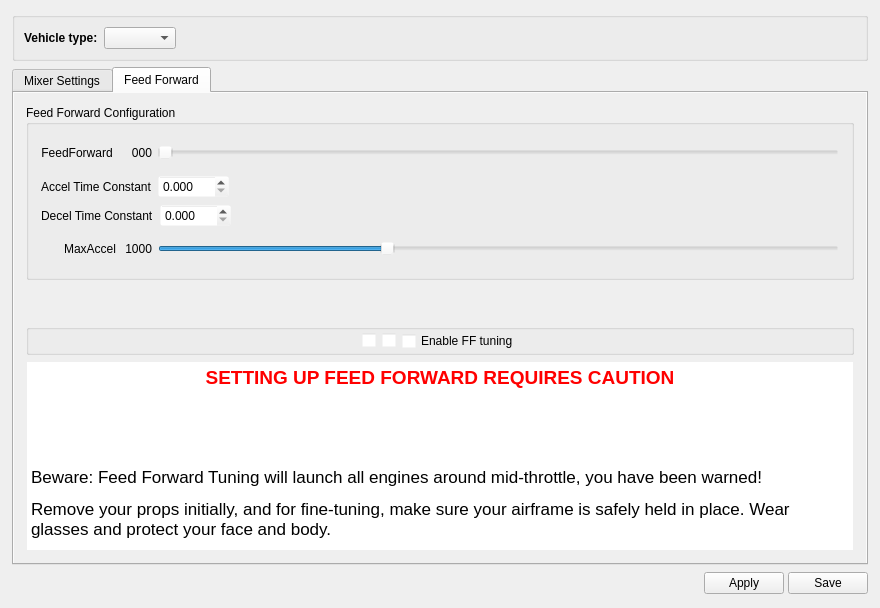
Qt form ground/openpilotgcs/src/plugins/config/airframe.ui (openpilot/OpenPilot) before a commit.
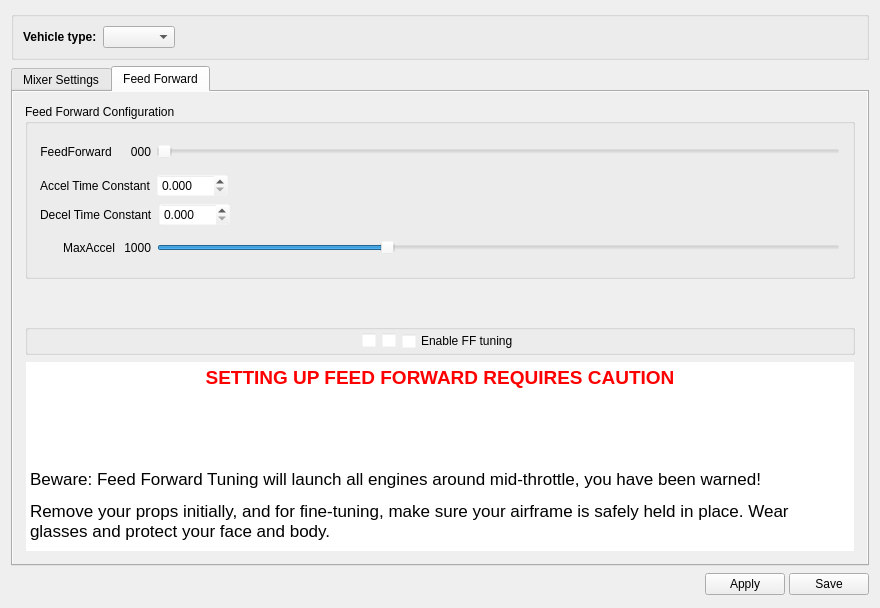
The same form after that commit. The open tabs and pages were chosen to show the change. Icons and pictures are not drawn.

The edit to the form file:
```diff
--- a/ground/openpilotgcs/src/plugins/config/airframe.ui
+++ b/ground/openpilotgcs/src/plugins/config/airframe.ui
@@ -14,9 +14,6 @@
    <string>Form</string>
   </property>
   <layout class="QVBoxLayout" name="verticalLayout_10">
-   <property name="margin">
-    <number>12</number>
-   </property>
    <item>
     <widget class="QGroupBox" name="vehicleTypeGroupBox">
      <property name="sizePolicy">
@@ -327,8 +324,8 @@
            <rect>
             <x>0</x>
             <y>0</y>
-            <width>223</width>
-            <height>269</height>
+            <width>275</width>
+            <height>309</height>
            </rect>
           </property>
           <layout class="QVBoxLayout" name="verticalLayout_18">
@@ -711,12 +708,12 @@
               <string>&lt;!DOCTYPE HTML PUBLIC &quot;-//W3C//DTD HTML 4.0//EN&quot; &quot;http://www.w3.org/TR/REC-html40/strict.dtd&quot;&gt;
 &lt;html&gt;&lt;head&gt;&lt;meta name=&quot;qrichtext&quot; content=&quot;1&quot; /&gt;&lt;style type=&quot;text/css&quot;&gt;
 p, li { white-space: pre-wrap; }
-&lt;/style&gt;&lt;/head&gt;&lt;body style=&quot; font-family:'MS Shell Dlg 2'; font-size:8.25pt; font-weight:400; font-style:normal;&quot;&gt;
+&lt;/style&gt;&lt;/head&gt;&lt;body style=&quot; font-family:'Sans Serif'; font-size:9pt; font-weight:400; font-style:normal;&quot;&gt;
 &lt;table border=&quot;0&quot; style=&quot;-qt-table-type: root; margin-top:4px; margin-bottom:4px; margin-left:4px; margin-right:4px;&quot;&gt;
 &lt;tr&gt;
 &lt;td style=&quot;border: none;&quot;&gt;
 &lt;p align=&quot;center&quot; style=&quot; margin-top:0px; margin-bottom:0px; margin-left:0px; margin-right:0px; -qt-block-indent:0; text-indent:0px;&quot;&gt;&lt;span style=&quot; font-family:'Ubuntu'; font-size:14pt; font-weight:600; color:#ff0000;&quot;&gt;SETTING UP FEED FORWARD REQUIRES CAUTION&lt;/span&gt;&lt;/p&gt;
-&lt;p style=&quot;-qt-paragraph-type:empty; margin-top:0px; margin-bottom:0px; margin-left:0px; margin-right:0px; -qt-block-indent:0; text-indent:0px; font-family:'Ubuntu'; font-size:11pt;&quot;&gt;&lt;/p&gt;
+&lt;p style=&quot;-qt-paragraph-type:empty; margin-top:0px; margin-bottom:0px; margin-left:0px; margin-right:0px; -qt-block-indent:0; text-indent:0px; font-family:'Ubuntu'; font-size:11pt;&quot;&gt;&lt;br /&gt;&lt;/p&gt;
 &lt;p style=&quot; margin-top:0px; margin-bottom:0px; margin-left:0px; margin-right:0px; -qt-block-indent:0; text-indent:0px;&quot;&gt;&lt;span style=&quot; font-family:'Ubuntu'; font-size:11pt;&quot;&gt;&lt;br /&gt;&lt;/span&gt;&lt;/p&gt;
 &lt;p style=&quot; margin-top:0px; margin-bottom:0px; margin-left:0px; margin-right:0px; -qt-block-indent:0; text-indent:0px;&quot;&gt;&lt;span style=&quot; font-family:'Ubuntu'; font-size:11pt;&quot;&gt;&lt;br /&gt;&lt;/span&gt;&lt;/p&gt;
 &lt;p style=&quot; margin-top:0px; margin-bottom:0px; margin-left:0px; margin-right:0px; -qt-block-indent:0; text-indent:0px;&quot;&gt;&lt;span style=&quot; font-family:'Lucida Grande'; font-size:13pt;&quot;&gt;Beware: Feed Forward Tuning will launch all engines around mid-throttle, you have been warned!&lt;/span&gt;&lt;/p&gt;
```
Left out of the diff: 81 changed lines with no effect on the pictures.
